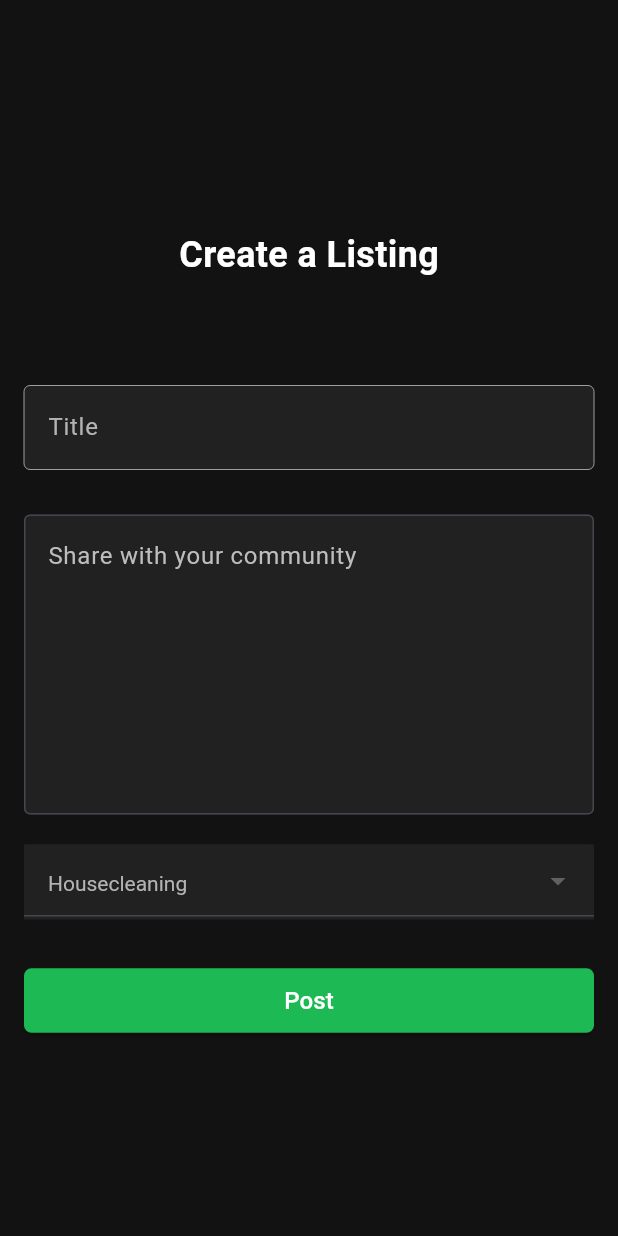
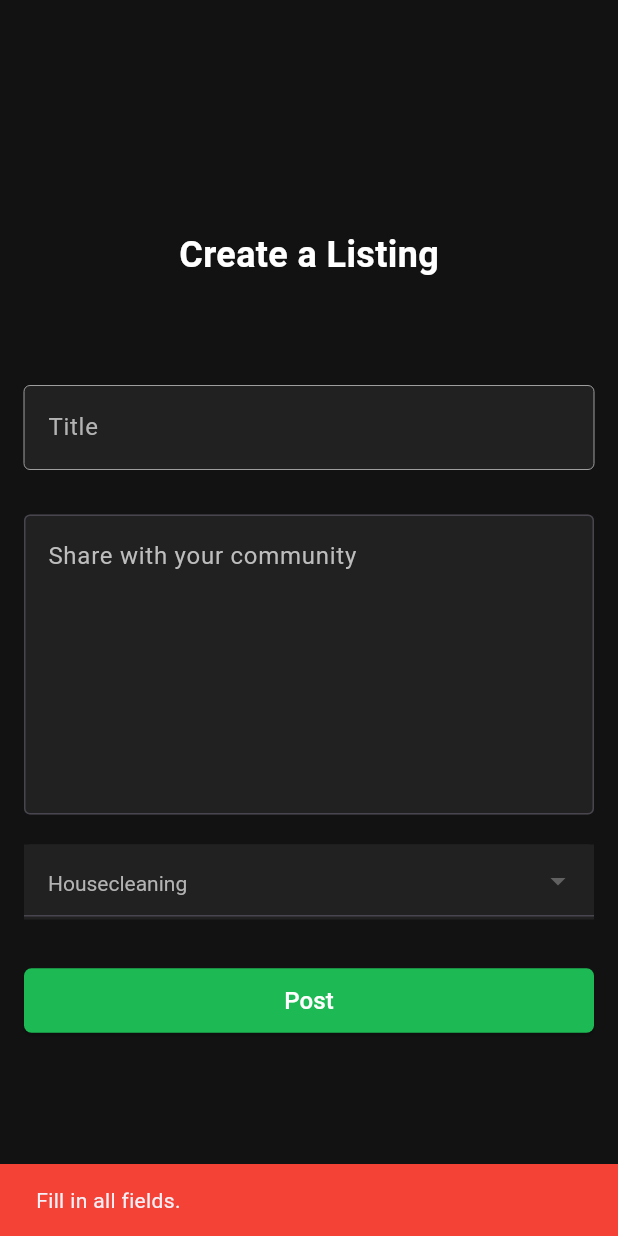
Before and after one commit to asaintpi/Eco_Connect115A, a Flutter app: the MyMakePostPage screen opened by its route, after a tap on "Post", on a phone screen of 412 x 824 dp. Run offline on Flutter 3.47's test engine with Material 3 defaults, Android fonts, the phone set to English and light mode, and no system bars; our stand-ins replace firebase_auth, firebase_core, firebase_database, firebase_storage, geolocator, image_picker and 1 more; accounts and stored records are empty.

Commit message:
Make Post Data

```diff
--- a/lib/Pages/MakePost/makepost.dart
+++ b/lib/Pages/MakePost/makepost.dart
@@ -1,6 +1,10 @@
+import 'package:eco_connect/all_listings_page.dart';
 import 'package:firebase_core/firebase_core.dart';
 import 'package:firebase_database/firebase_database.dart';
 import 'package:flutter/material.dart';
+import 'package:provider/provider.dart';
+
+import '../../globalstate.dart';
 
 class MyMakePostPage extends StatefulWidget {
   const MyMakePostPage({super.key});
@@ -14,13 +18,44 @@ String selectedService = serviceTypes[0]; // Initial selection
 class _MyMakePostPageState extends State<MyMakePostPage> {
   final _titleController = TextEditingController();
   final _bodyController = TextEditingController();
+  String name = "";
+
+  void initState() {
+    super.initState();
+    fetchUserData();
+  }
+
+  void fetchUserData() async {
+    final String phoneNumber = Provider.of<UserState>(context, listen: false).phone;
+
+    final database = FirebaseDatabase.instance.ref();
+    final snapshot = await database.child('users').orderByChild('phone').equalTo(phoneNumber).get();
+
+    if (snapshot.exists) {
+      final userData = snapshot.value as Map<dynamic, dynamic>;
+      final userKey = userData.keys.first;
+      final user = userData[userKey];
+
+      setState(() {
+        name = user['name'] ?? 'No name';
+      });
+    } else {
+      setState(() {
+        name = 'No user found';
+      });
+    }
+  }
 
   Future<void> writePost({required String author, required String title, required String body, required String service}) async {
+    // gets the UTC time and date at the moment of post
+    final now = DateTime.now();
+    //root database reference
     final database = FirebaseDatabase.instance.ref();
     final Map<String, dynamic> post = {
       'author': author,
       'title' : title,
       'body' : body,
+      'time' : now.toString(),
       'serviceType' : service,
     };
 
@@ -141,11 +176,28 @@ class _MyMakePostPageState extends State<MyMakePostPage> {
                   Container(
                     width: 640,
                     child: ElevatedButton(
-                      onPressed: () => writePost(
-                          author: 'temp',
-                          title: _titleController.text,
-                          body: _bodyController.text,
-                          service: selectedService),
+                      onPressed: () {
+                        if (_titleController.text != '' && _bodyController.text != '') {
+                          writePost(
+                              author: name,
+                              title: _titleController.text,
+                              body: _bodyController.text,
+                              service: selectedService);
+                          Navigator.push(
+                            context,
+                            MaterialPageRoute(builder: (context) => AllListingsPage()),
+                          );
+                        }
+                        else {
+                          // empty fields
+                          ScaffoldMessenger.of(context).showSnackBar(
+                            SnackBar(
+                              content: Text('Fill in all fields.'),
+                              backgroundColor: Colors.red,
+                            ),
+                          );
+                        }
+                        },
                       style: ElevatedButton.styleFrom(
                         backgroundColor: const Color(0xFF1DB954),
                         padding: const EdgeInsets.symmetric(
```
